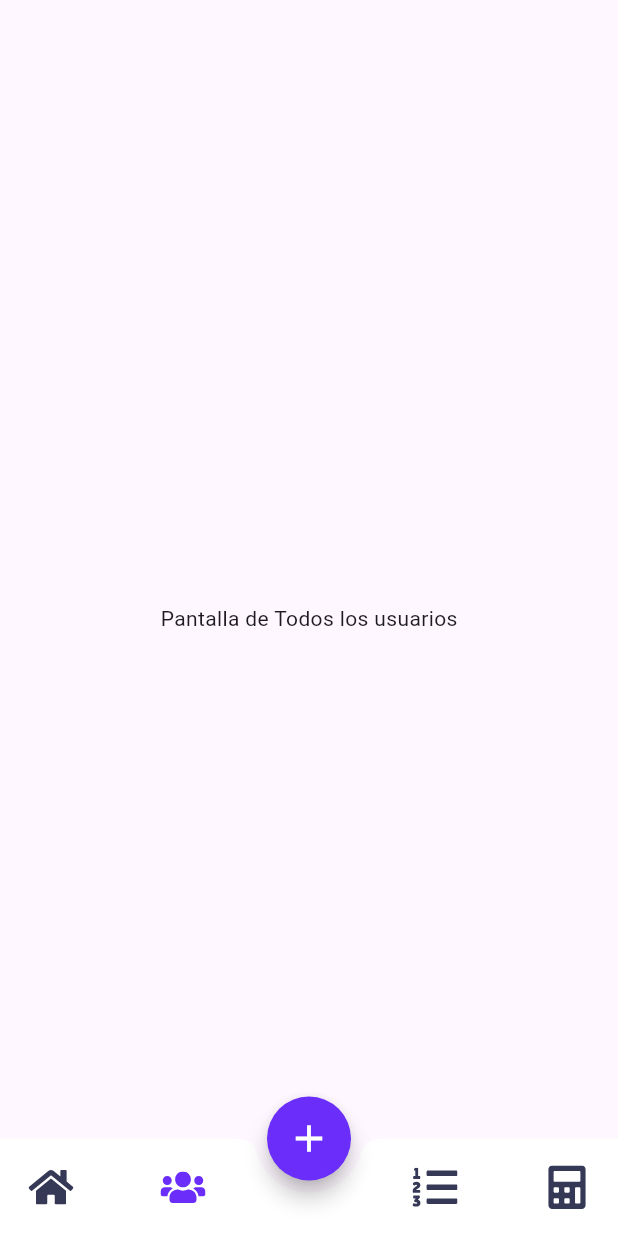
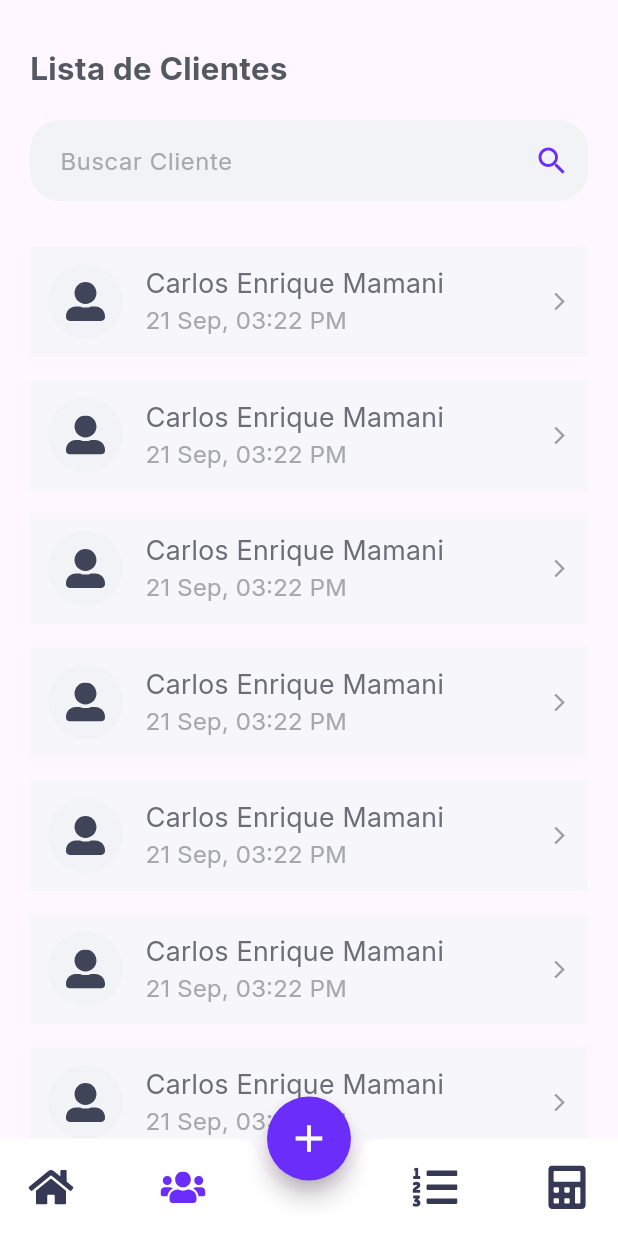
Before and after one commit to Grillo26/PrestamosApp, a Flutter app: the MainNavigationScreen screen opened directly with empty values, item 2 of the bottom bar chosen, on a phone screen of 412 x 824 dp. Run offline on Flutter 3.47's test engine with Material 3 defaults, Android fonts, the phone set to English and light mode, and no system bars; our stand-ins replace flutter_svg.

Commit message:
Add vista de clientes y estructura de proyecto

```diff
--- a/lib/features/dashboard/presentation/screens/dashboard_screen.dart
+++ b/lib/features/dashboard/presentation/screens/dashboard_screen.dart
@@ -31,8 +31,6 @@ class DashboardPage extends StatelessWidget {
               //2.- Cuadro principal: Total en caja
               BalanceCard(amount: 2000),
 
-              const SizedBox(height: 20),
-
               //3.- Grid de Resumenes
               const SummaryGrid(),
 
--- a/lib/features/main/presentation/screens/main_navigation_screen.dart
+++ b/lib/features/main/presentation/screens/main_navigation_screen.dart
@@ -1,5 +1,6 @@
 import 'package:cobrosyprestamos/features/auth/domain/entities/user.dart';
 import 'package:cobrosyprestamos/features/dashboard/presentation/screens/dashboard_screen.dart';
+import 'package:cobrosyprestamos/features/users/presentation/screens/user_list_page_screen.dart';
 import 'package:flutter/material.dart';
 import 'package:flutter_svg/flutter_svg.dart';
 
@@ -23,7 +24,7 @@ class _MainNavigationScreenState extends State<MainNavigationScreen> {
     super.initState();
     _pages = [
       DashboardPage(user: widget.user), // Pantalla 0
-      const Center(child: Text("Pantalla de Todos los usuarios")),
+      UserListPage(),
       const Center(child: Text("Pantalla Nuevo Registro")),
       const Center(child: Text("Pantalla de Transacciones")),
       const Center(child: Text("Calculadora")),
--- /dev/null
+++ b/lib/features/users/presentation/screens/user_list_page_screen.dart
@@ -0,0 +1,129 @@
+import 'package:flutter/material.dart';
+import 'package:flutter_svg/svg.dart';
+
+class UserListPage extends StatelessWidget {
+  const UserListPage({super.key});
+
+  @override
+  Widget build(BuildContext context) {
+    return Scaffold(
+      body: SafeArea(
+        child: Column(
+          crossAxisAlignment: CrossAxisAlignment.start,
+          children: [
+            //Titulo Lista de Clientes
+            const Padding(
+              padding: EdgeInsets.fromLTRB(20, 30, 20, 10),
+              child: Text(
+                'Lista de Clientes',
+                style: TextStyle(
+                  fontSize: 21,
+                  fontWeight: FontWeight.bold,
+                  color: Color(0xff535863),
+                ),
+              ),
+            ),
+
+            //Barra de Busqueda
+            _buildSearchBar(),
+
+            //Lista de Clientes
+            Expanded(
+              child: ListView.separated(
+                padding: const EdgeInsets.all(20),
+                itemCount: 10, //estatico por el momento
+                separatorBuilder: (context, index) =>
+                    const SizedBox(height: 15),
+                itemBuilder: (context, index) {
+                  return _customerTile();
+                },
+              ),
+            ),
+          ],
+        ),
+      ),
+    );
+  }
+
+  //Widgets Auxiliares
+  Widget _buildSearchBar() {
+    return Padding(
+      padding: const EdgeInsets.symmetric(horizontal: 20, vertical: 10),
+      child: Container(
+        decoration: BoxDecoration(
+          color: Color(0xffF1F3F6),
+          borderRadius: BorderRadius.circular(20),
+        ),
+        child: const TextField(
+          decoration: InputDecoration(
+            hintText: 'Buscar Cliente',
+
+            suffixIcon: Icon(Icons.search, color: Color(0xff6A2DFA),),
+            hintStyle: TextStyle(color: Color(0xffA8A9AF)),
+            border: InputBorder.none,
+            contentPadding: EdgeInsets.symmetric(vertical: 15, horizontal: 20),
+          ),
+        ),
+      ),
+    );
+  }
+
+  Widget _customerTile() {
+    return Container(
+      padding: const EdgeInsets.all(12),
+      decoration:  BoxDecoration(
+        color: Color(0xffF7F7FB)
+      ),
+      child: Row(
+        children: [
+          //Avatar o icono circular
+          Container(
+            width: 50,
+            height: 50,
+            decoration: BoxDecoration(
+              color: const Color(0xffF1F3F6),
+              shape: BoxShape.circle,
+            ),
+            child: Padding( //Icono persona proximamente convertir a widget
+              padding: const EdgeInsets.all(12.0),
+              child: SvgPicture.asset(
+                'assets/icons/person.svg',
+                fit: BoxFit.contain,
+                colorFilter: ColorFilter.mode( Color(0xff3F4459), BlendMode.srcIn),
+              ),
+            ),
+          ),
+
+          const SizedBox(width: 15,),
+
+          //Informacion del Cliente
+          Expanded(
+            child: Column(
+              crossAxisAlignment: CrossAxisAlignment.start,
+              children: [
+                const Text(
+                  'Carlos Enrique Mamani',
+                  style: TextStyle(
+                    fontWeight: FontWeight.w400,
+                    fontSize: 18,
+                    color: Color(0xff6B6E77)
+                  ),
+                ),
+                Text(
+                  '21 Sep, 03:22 PM',
+                  style: TextStyle(
+                    color: Color(0xffA6A8AB),
+                    fontSize: 16
+                  ),
+                )
+              ],
+            ),
+          ),
+
+          //Icono de Fleca de accion
+          const Icon(Icons.arrow_forward_ios, size: 14, color: Colors.grey),
+        ],
+      ),
+    );
+  }
+}
--- a/lib/main.dart
+++ b/lib/main.dart
@@ -14,7 +14,8 @@ class MyApp extends StatelessWidget {
       debugShowCheckedModeBanner: false,
       title: 'Sistema de Cobros',
       theme: ThemeData(
-        primarySwatch: Colors.blue
+        primarySwatch: Colors.blue,
+        fontFamily: 'Inter'
       ),
       home: const LoginPage(),
     );
```
Also changed, not shown: lib/features/auth/presentation/widgets/login_form.dart (+0 -35 lines), lib/features/dashboard/presentation/widgets/summary_grid.dart (+8 -8 lines), pubspec.yaml (+13 -0 lines), assets/fonts/Inter-Bold.ttf (added), assets/fonts/Inter-Medium.ttf (added), assets/fonts/Inter-Regular.ttf (added), assets/fonts/Inter-SemiBold.ttf (added), assets/icons/person.svg (added), lib/features/main/presentation/screens/operations_hub_page_screen.dart (added), pubspec.lock, 1 other file.
